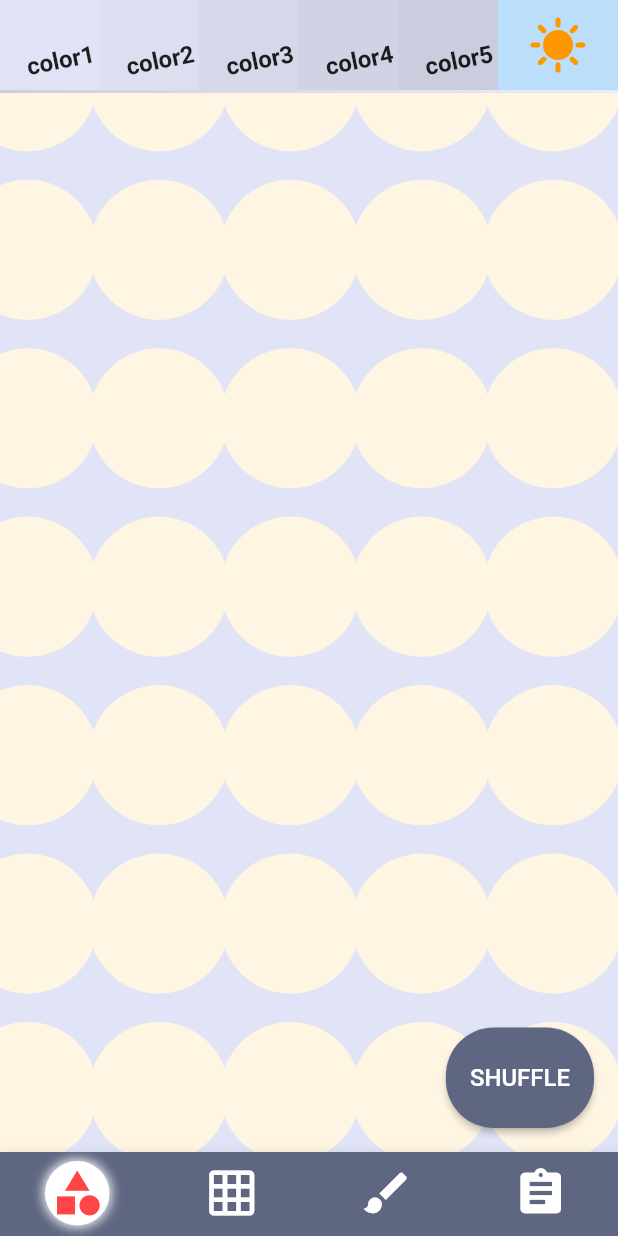
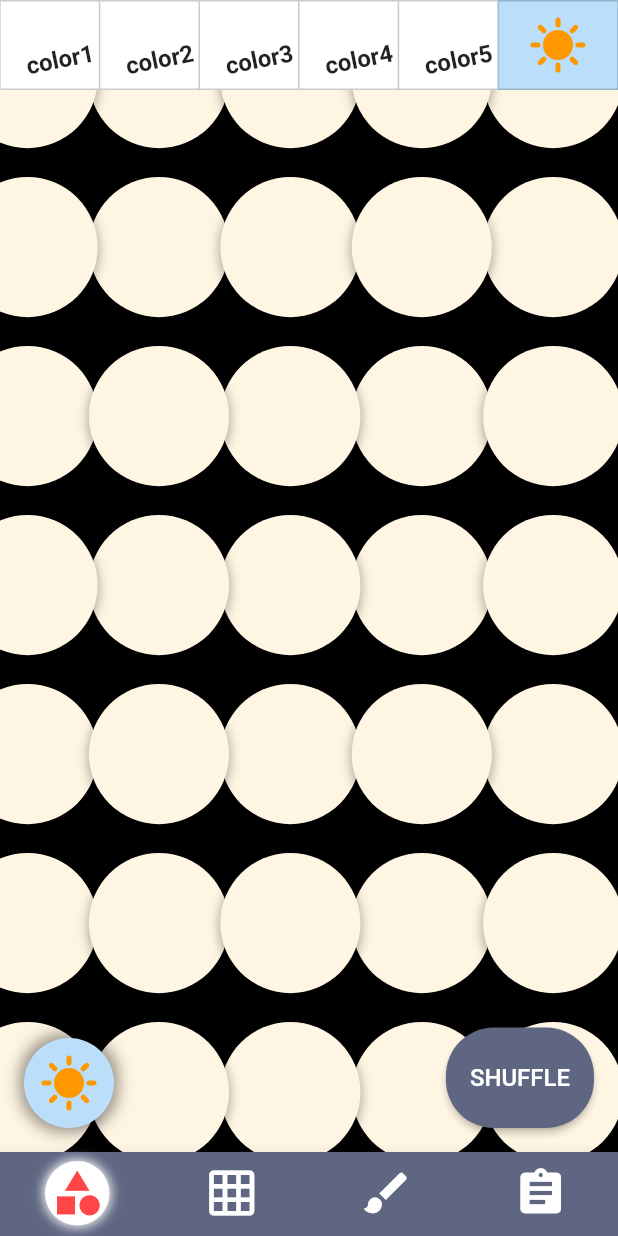
Before and after one commit to shogoisaji/colasol, a Flutter app: the screen it shows after launch, on a phone screen of 412 x 824 dp. Run offline on Flutter 3.47's test engine with Material 2 defaults, Android fonts, the phone set to English and light mode, and no system bars; our stand-ins replace flutter_hooks, flutter_riverpod, hooks_riverpod, riverpod_annotation, share_plus, simple_animations and 1 more; generated files the repository leaves out were written again; Roboto replaces fonts that are missing (NotoSansJP).

Commit message:
light state check

```diff
--- a/lib/pages/color_list_page.dart
+++ b/lib/pages/color_list_page.dart
@@ -88,8 +88,9 @@ class ColorListPage extends ConsumerWidget {
                                 color: selectedColor,
                                 child: Center(
                                     child: SelectableText(
-                                  selectedColor.value.toRadixString(16),
-                                )),
+                                        selectedColor.value.toRadixString(16)
+                                        // .substring(2),
+                                        )),
                               ),
                             );
                           },
--- a/lib/pages/main_page.dart
+++ b/lib/pages/main_page.dart
@@ -55,7 +55,18 @@ class MainPage extends ConsumerWidget {
         child: Column(
           crossAxisAlignment: CrossAxisAlignment.start,
           children: [
-            Row(
+            Container(
+              decoration: BoxDecoration(
+                boxShadow: [
+                  BoxShadow(
+                    color: Colors.black.withOpacity(0.3),
+                    spreadRadius: 1.0,
+                    blurRadius: 5,
+                    offset: const Offset(0, 3),
+                  ),
+                ],
+              ),
+              child: Row(
                 children: [
                   GestureDetector(
                     onLongPress: () {
@@ -88,7 +99,7 @@ class MainPage extends ConsumerWidget {
                             );
                           });
                     },
-                  child: SizedBox(
+                    child: Container(
                       width: MediaQuery.of(context).size.width - 80,
                       height: 60,
                       child: ListView.builder(
@@ -104,8 +115,20 @@ class MainPage extends ConsumerWidget {
                               builder: (context, candidateData, rejectedData) =>
                                   Container(
                                 width:
-                                  (MediaQuery.of(context).size.width - 80) / 5,
+                                    (MediaQuery.of(context).size.width - 80) /
+                                        5,
                                 decoration: BoxDecoration(
+                                  border: Border.symmetric(
+                                      horizontal: BorderSide(
+                                          width: 1,
+                                          color: ref.watch(lightModeProvider)
+                                              ? Colors.black.withOpacity(0.2)
+                                              : Colors.black.withOpacity(0.8)),
+                                      vertical: BorderSide(
+                                          width: 0.5,
+                                          color: ref.watch(lightModeProvider)
+                                              ? Colors.black.withOpacity(0.2)
+                                              : Colors.black.withOpacity(0.8))),
                                   color: ref.watch(selectedColorsProvider)[
                                       'color${index + 1}'],
                                 ),
@@ -128,11 +151,24 @@ class MainPage extends ConsumerWidget {
                         ref.read(lightModeProvider.notifier).changeMode();
                       },
                       child: Container(
+                          height: 60,
+                          alignment: Alignment.center,
+                          decoration: BoxDecoration(
+                            border: Border.symmetric(
+                                horizontal: BorderSide(
+                                    width: 1,
+                                    color: ref.watch(lightModeProvider)
+                                        ? Colors.black.withOpacity(0.2)
+                                        : Colors.black.withOpacity(0.8)),
+                                vertical: BorderSide(
+                                    width: 0.5,
+                                    color: ref.watch(lightModeProvider)
+                                        ? Colors.black.withOpacity(0.2)
+                                        : Colors.black.withOpacity(0.8))),
                             color: ref.watch(lightModeProvider)
                                 ? Colors.blue[100]
                                 : Colors.blueGrey[900],
-                        height: 60,
-                        alignment: Alignment.center,
+                          ),
                           child: ref.watch(lightModeProvider)
                               ? const Icon(Icons.sunny,
                                   color: Colors.orange, size: 40)
@@ -142,21 +178,7 @@ class MainPage extends ConsumerWidget {
                   ),
                 ],
               ),
-            Container(
-                width: double.infinity,
-                height: 2,
-                decoration: BoxDecoration(
-                    // border: Border(
-                    // top: BorderSide(color: Colors.white, width: 0.5),
-                    // ),
-                    gradient: LinearGradient(
-                  colors: [
-                    Colors.grey.withOpacity(0.3),
-                    Colors.white.withOpacity(0.3)
-                  ],
-                  begin: Alignment.topLeft,
-                  end: Alignment.bottomRight,
-                ))),
+            ),
             Expanded(
               child: PageView(controller: _pageViewController, children: [
                 RandomPage(),
--- a/lib/pages/random_page.dart
+++ b/lib/pages/random_page.dart
@@ -20,6 +20,7 @@ class RandomPage extends ConsumerStatefulWidget {
 class _RandomPageState extends ConsumerState<RandomPage>
     with SingleTickerProviderStateMixin {
   late AnimationController _controller;
+  bool lightMode = true;
 
   final int count = maxRandomHorizontal * maxRandomVertical;
 
@@ -30,11 +31,10 @@ class _RandomPageState extends ConsumerState<RandomPage>
         maxRandomHorizontal * maxRandomVertical,
         (index) => RandomColorObject(
               index: index,
-// errrrrrrrrrrrerrrrerere
-
-              lightMode: ref.watch(lightModeProvider),
+              lightMode: lightMode,
             ).getObject());
     randomObjectArray.shuffle();
+    debugPrint(lightMode.toString());
 
     Future.microtask(() => ref
         .read(randomColorObjectArrayProvider.notifier)
@@ -64,6 +64,7 @@ class _RandomPageState extends ConsumerState<RandomPage>
     return Container(
       width: double.infinity,
       height: double.infinity,
+      color: ref.watch(lightModeProvider) ? Colors.black : Colors.white,
       child: Stack(
         children: [
           for (int i = 0; i < count; i++) ...{
@@ -96,6 +97,14 @@ class _RandomPageState extends ConsumerState<RandomPage>
                           aspectRatio: 1,
                           child: Container(
                             decoration: BoxDecoration(
+                              boxShadow: [
+                                BoxShadow(
+                                  color: Colors.black.withOpacity(0.3),
+                                  spreadRadius: 1.0,
+                                  blurRadius: 5,
+                                  offset: const Offset(0, 2),
+                                ),
+                              ],
                               borderRadius: BorderRadius.circular(300),
                               color: randomObjectArray[i]['color'] as Color,
                             ),
@@ -131,6 +140,47 @@ class _RandomPageState extends ConsumerState<RandomPage>
               ),
             ),
           ),
+          Align(
+            alignment: Alignment.bottomLeft,
+            child: Padding(
+                padding: const EdgeInsets.all(16.0),
+                child: InkWell(
+                  onTap: () {
+                    ref.read(lightModeProvider.notifier).changeMode();
+                    setState(() {
+                      lightMode = ref.watch(lightModeProvider);
+                      setRandomArray();
+                      _controller.reset();
+                      _controller.forward();
+                    });
+                  },
+                  child: Container(
+                      width: 60,
+                      height: 60,
+                      alignment: Alignment.center,
+                      decoration: BoxDecoration(
+                        borderRadius: BorderRadius.circular(30),
+                        color: ref.watch(lightModeProvider)
+                            ? Colors.blue[100]
+                            : Colors.blueGrey[900],
+                        boxShadow: [
+                          BoxShadow(
+                            color: ref.watch(lightModeProvider)
+                                ? Colors.black.withOpacity(0.4)
+                                : Colors.grey.withOpacity(1.0),
+                            spreadRadius: 3.0,
+                            blurRadius: 8,
+                            offset: const Offset(0, 0),
+                          ),
+                        ],
+                      ),
+                      child: ref.watch(lightModeProvider)
+                          ? const Icon(Icons.sunny,
+                              color: Colors.orange, size: 40)
+                          : const Icon(Icons.nightlight_round_sharp,
+                              color: Colors.yellow, size: 40)),
+                )),
+          ),
         ],
       ),
     );
--- a/lib/state/state.dart
+++ b/lib/state/state.dart
@@ -10,21 +10,21 @@ part 'state.g.dart';
 class SelectedColors extends _$SelectedColors {
   @override
   Map<String, Color> build() => {
-        'color1': Colors.black.withOpacity(0.0),
-        'color2': Colors.black.withOpacity(0.025),
-        'color3': Colors.black.withOpacity(0.05),
-        'color4': Colors.black.withOpacity(0.075),
-        'color5': Colors.black.withOpacity(0.1),
+        'color1': Colors.white,
+        'color2': Colors.white,
+        'color3': Colors.white,
+        'color4': Colors.white,
+        'color5': Colors.white,
       };
 
   void setColor(String index, Color color) => state[index] = color;
 
   void resetColor() => state = {
-        'color1': Colors.black.withOpacity(0.0),
-        'color2': Colors.black.withOpacity(0.025),
-        'color3': Colors.black.withOpacity(0.05),
-        'color4': Colors.black.withOpacity(0.075),
-        'color5': Colors.black.withOpacity(0.1),
+        'color1': Colors.white,
+        'color2': Colors.white,
+        'color3': Colors.white,
+        'color4': Colors.white,
+        'color5': Colors.white,
       };
 }
 
```
Lines whose indentation alone changed are shown as unchanged.
